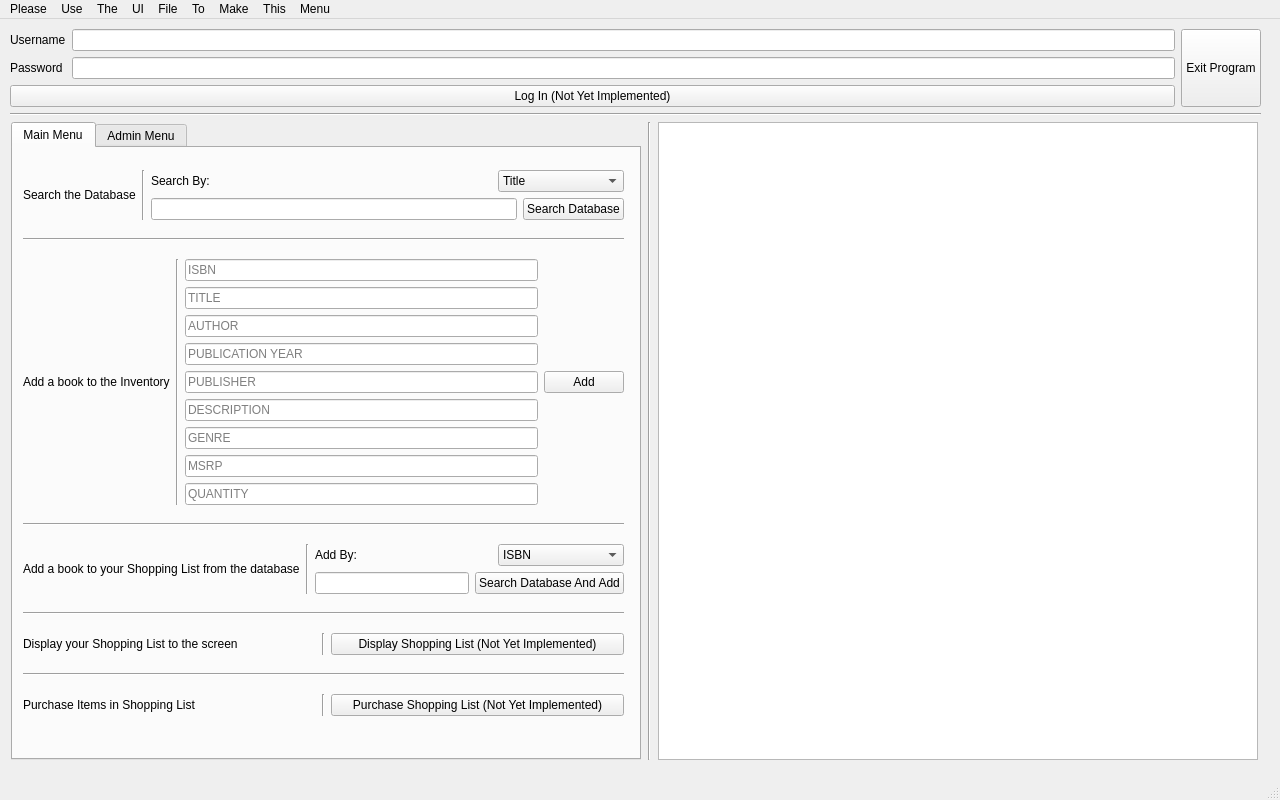
This is BSI/mainwindow.ui in Awsomeman328/CPP2Group4Assignment2BookstoreInventory as Qt 5 draws it before an edit. The edited form follows.
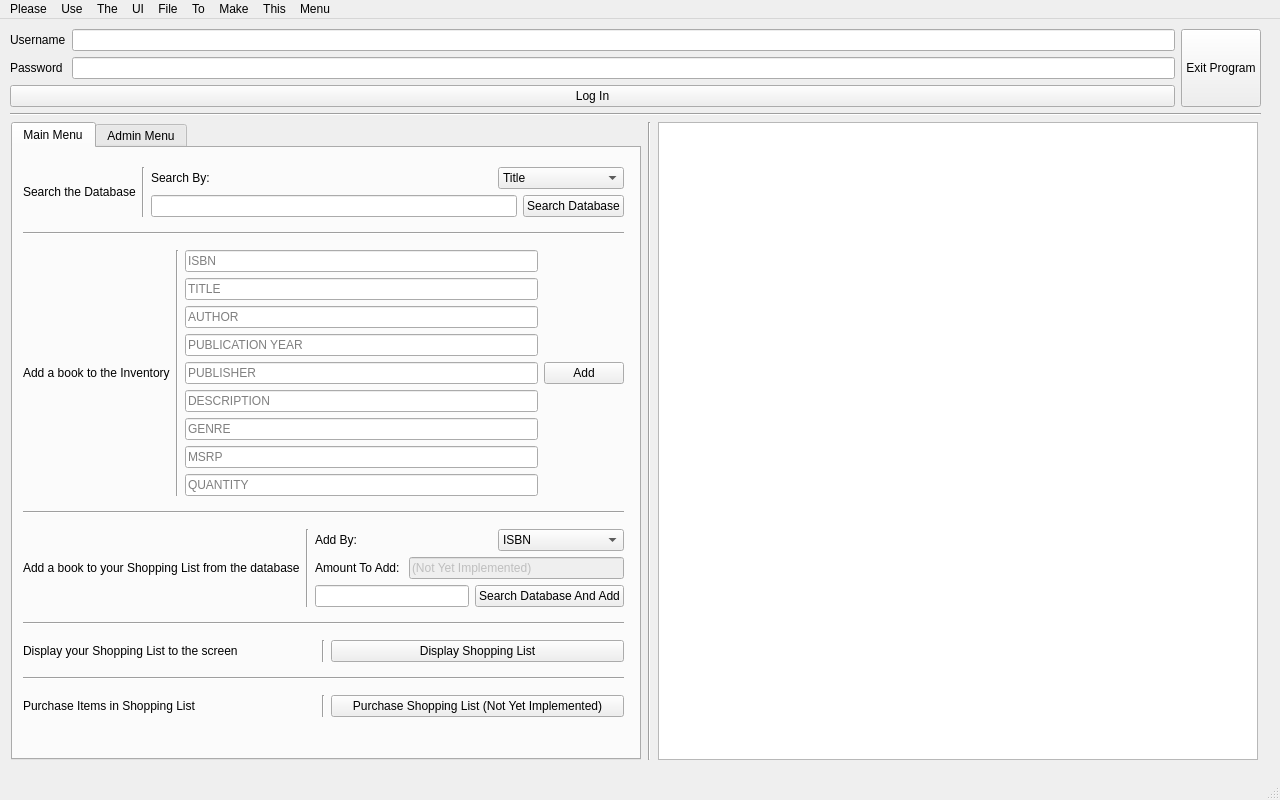
This is the edited form.

Commit message: Completing BookList, Import, & Export Features!

Diff of the .ui file:
```diff
--- a/BSI/mainwindow.ui
+++ b/BSI/mainwindow.ui
@@ -88,7 +88,7 @@
          <item>
           <widget class="QPushButton" name="pushButtonLogIn">
            <property name="text">
-            <string>Log In (Not Yet Implemented)</string>
+            <string>Log In</string>
            </property>
           </widget>
          </item>
@@ -493,6 +493,27 @@
                   </item>
                  </layout>
                 </item>
+                <item>
+                 <layout class="QHBoxLayout" name="horizontalLayout">
+                  <item>
+                   <widget class="QLabel" name="labelAmountToAdd">
+                    <property name="text">
+                     <string>Amount To Add: </string>
+                    </property>
+                   </widget>
+                  </item>
+                  <item>
+                   <widget class="QLineEdit" name="lineEditShoppingListAddAmount">
+                    <property name="enabled">
+                     <bool>false</bool>
+                    </property>
+                    <property name="text">
+                     <string>(Not Yet Implemented)</string>
+                    </property>
+                   </widget>
+                  </item>
+                 </layout>
+                </item>
                 <item>
                  <layout class="QHBoxLayout" name="horizontalLayout_34">
                   <item>
@@ -537,7 +558,7 @@
               <item>
                <widget class="QPushButton" name="pushButtonDisplayShoppingList">
                 <property name="text">
-                 <string>Display Shopping List (Not Yet Implemented)</string>
+                 <string>Display Shopping List</string>
                 </property>
                </widget>
               </item>
```
Left out of the diff: 2 changed lines with no effect on the pictures. The commit also changes 14 other files.
